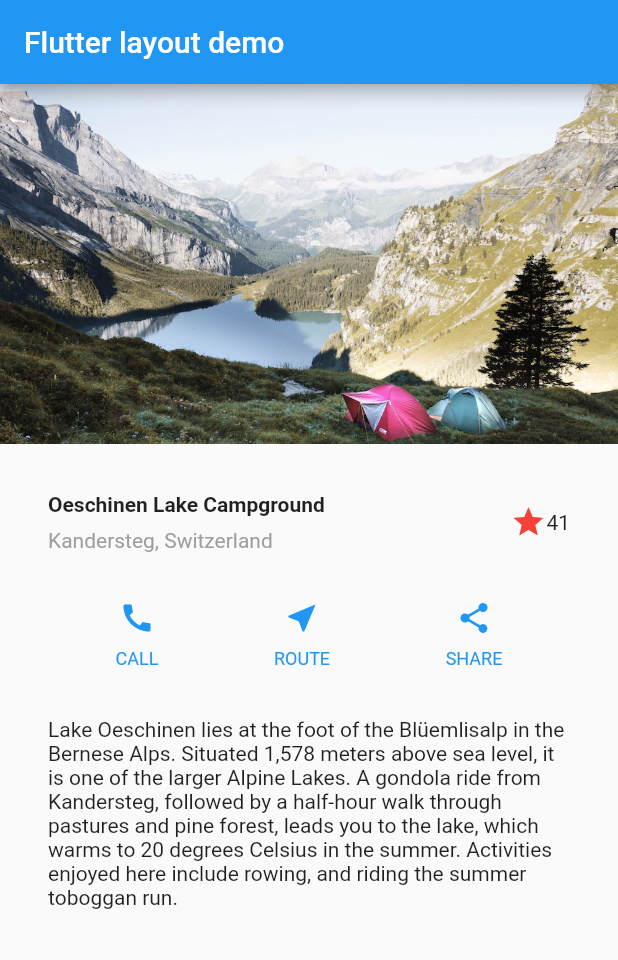
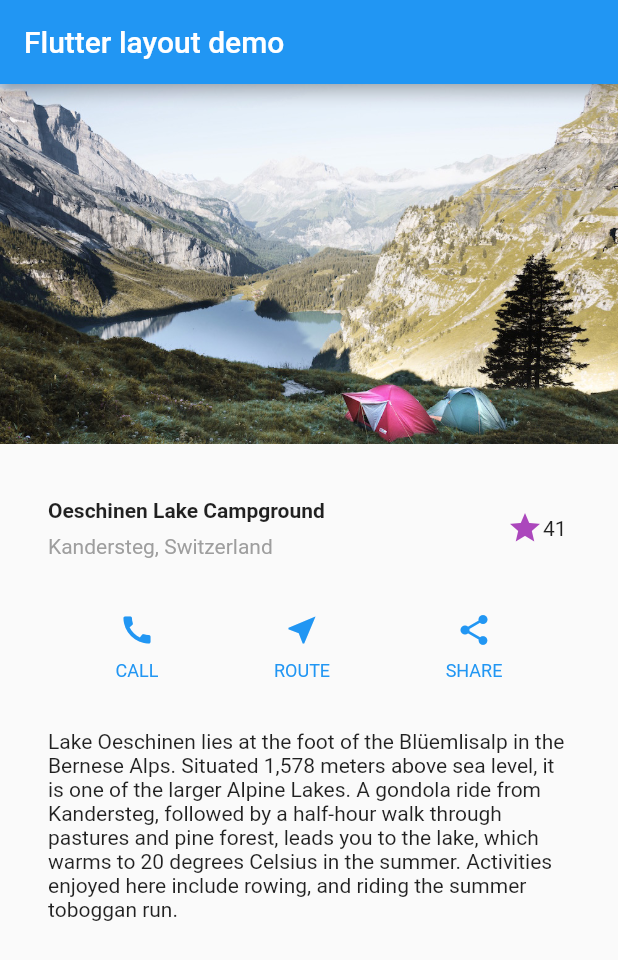
Before and after one commit to ichan266/flutter_layout_demo, a Flutter app: the screen it shows after launch, on a phone screen of 412 x 824 dp. Shown: the top 960 px of the screen. Run offline on Flutter 3.47's test engine with Material 2 defaults, Android fonts, the phone set to English and light mode, and no system bars.

Commit message:
Interactivity added: Favorited

```diff
--- a/lib/main.dart
+++ b/lib/main.dart
@@ -38,11 +38,7 @@
             ),
           ),
           /*3*/
-          Icon(
-            Icons.star,
-            color: Colors.red[500],
-          ),
-          const Text('41'),
+          const FavoriteWidget(),
         ],
       ),
     );
@@ -115,3 +111,54 @@
     );
   }
 }
+
+class FavoriteWidget extends StatefulWidget {
+  const FavoriteWidget({Key? key}) : super(key: key);
+
+  @override
+  _FavoriteWidgetState createState() => _FavoriteWidgetState();
+}
+
+class _FavoriteWidgetState extends State<FavoriteWidget> {
+  bool _isFavorited = true;
+  int _favoriteCount = 41;
+
+  void _toggleFavorite() {
+    setState(() {
+      if (_isFavorited) {
+        _favoriteCount -= 1;
+        _isFavorited = false;
+      } else {
+        _favoriteCount += 1;
+        _isFavorited = true;
+      }
+    });
+  }
+
+  @override
+  Widget build(BuildContext context) {
+    return Row(
+      mainAxisSize: MainAxisSize.min,
+      children: [
+        Container(
+          padding: const EdgeInsets.all(0),
+          child: IconButton(
+            padding: const EdgeInsets.all(0),
+            alignment: Alignment.centerRight,
+            icon: (_isFavorited
+                ? const Icon(Icons.star)
+                : const Icon(Icons.star_border)),
+            color: Colors.purple[400],
+            onPressed: _toggleFavorite,
+          ),
+        ),
+        SizedBox(
+          width: 18,
+          child: SizedBox(
+            child: Text('$_favoriteCount'),
+          ),
+        ),
+      ],
+    );
+  }
+}
```
